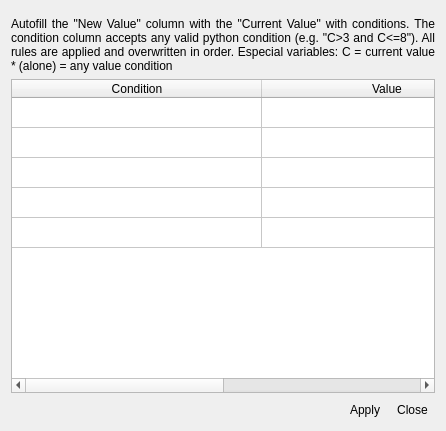
SMByC/ThRasE, file ui/autofill_dialog.ui: the form before one commit.
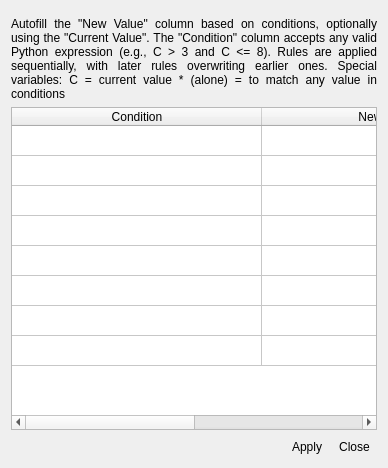
The form after the commit. Icons and pictures are not drawn. Custom widgets are drawn as their Qt base class.

Commit message: Many typos and fixes in text and tooltips. Adjustments in the autofill dialog

```diff
--- a/ui/autofill_dialog.ui
+++ b/ui/autofill_dialog.ui
@@ -6,8 +6,8 @@
    <rect>
     <x>0</x>
     <y>0</y>
-    <width>446</width>
-    <height>431</height>
+    <width>388</width>
+    <height>468</height>
    </rect>
   </property>
   <property name="windowTitle">
@@ -39,9 +39,11 @@
    <item>
     <widget class="QLabel" name="label">
      <property name="text">
-      <string>Autofill the &quot;New Value&quot; column with the &quot;Current Value&quot; with conditions. The condition column accepts any valid python condition (e.g. &quot;C&gt;3 and C&lt;=8&quot;). All rules are applied and overwritten in order. Especial variables:
+      <string>Autofill the &quot;New Value&quot; column based on conditions, optionally using the &quot;Current Value&quot;. The &quot;Condition&quot; column accepts any valid Python expression (e.g., C &gt; 3 and C &lt;= 8). Rules are applied sequentially, with later rules overwriting earlier ones.
+
+Special variables:
       C = current value
-      * (alone) = any value condition</string>
+      * (alone) = to match any value in conditions</string>
      </property>
      <property name="alignment">
       <set>Qt::AlignJustify|Qt::AlignVCenter</set>
@@ -56,11 +58,8 @@
    </item>
    <item>
     <widget class="QTableWidget" name="AutoFillTable">
-     <property name="minimumSize">
-      <size>
-       <width>0</width>
-       <height>300</height>
-      </size>
+     <property name="rowCount">
+      <number>8</number>
      </property>
      <attribute name="horizontalHeaderDefaultSectionSize">
       <number>250</number>
@@ -93,6 +92,9 @@
        <string>5</string>
       </property>
      </row>
+     <row/>
+     <row/>
+     <row/>
      <column>
       <property name="text">
        <string>Condition</string>
@@ -100,19 +102,13 @@
      </column>
      <column>
       <property name="text">
-       <string>Value</string>
+       <string>New Value</string>
       </property>
      </column>
     </widget>
    </item>
    <item>
     <widget class="QWidget" name="widget" native="true">
-     <property name="sizePolicy">
-      <sizepolicy hsizetype="Preferred" vsizetype="Maximum">
-       <horstretch>0</horstretch>
-       <verstretch>0</verstretch>
-      </sizepolicy>
-     </property>
      <layout class="QHBoxLayout" name="horizontalLayout">
       <property name="spacing">
        <number>3</number>
```
Left out of the diff: 8 changed lines with no effect on the pictures. The commit also changes 5 other files.
